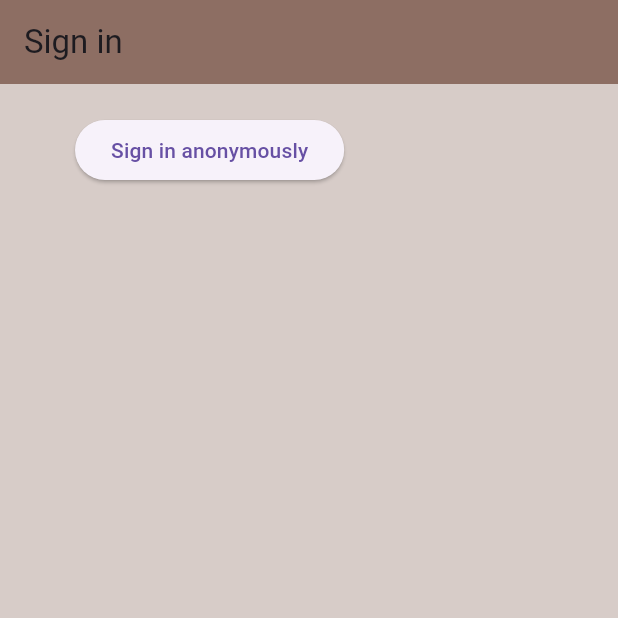
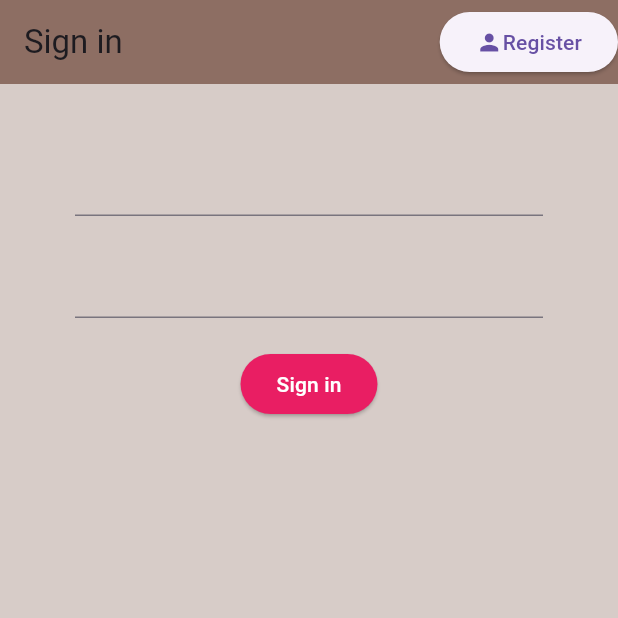
Before and after one commit to MiltiadisR/CapstoneProject, a Flutter app: the screen it shows after launch, on a phone screen of 412 x 824 dp, the top half of it. Run offline on Flutter 3.47's test engine with Material 3 defaults, Android fonts, the phone set to English and light mode, and no system bars; our stand-ins replace firebase_auth, firebase_core, table_calendar; missing offline and left inert: icalendar_parser, paged_vertical_calendar; accounts and stored records are empty.

Commit message:
sign in register sign out

```diff
--- a/main/lib/main.dart
+++ b/main/lib/main.dart
@@ -1,8 +1,13 @@
+import 'package:firebase_auth/firebase_auth.dart';
 import 'package:firebase_core/firebase_core.dart';
 import 'package:flutter/foundation.dart';
 import 'package:flutter/material.dart';
+import 'package:main/models/user.dart';
+import 'package:main/servises/auth.dart';
+import 'package:provider/provider.dart';
 import 'screens/Wrapper.dart';
 import 'package:main/constants.dart';
+import 'package:provider/provider.dart';
 
 void main() async {
   WidgetsFlutterBinding.ensureInitialized();
@@ -33,11 +38,15 @@ class MyApp extends StatefulWidget {
 }
 
 class _MyAppState extends State<MyApp> {
-  // This widget is the root of your application.
   @override
   Widget build(BuildContext context) {
-    return const MaterialApp(
-        debugShowCheckedModeBanner: false, // hides the debug banner
-        home: Wrapper());
+    return StreamProvider<CustomUser?>.value(
+      value: AuthService().userStream,
+      initialData: null,
+      child: MaterialApp(
+        debugShowCheckedModeBanner: false,
+        home: Wrapper(),
+      ),
+    );
   }
 }
--- a/main/lib/screens/Authenticate/authenticate.dart
+++ b/main/lib/screens/Authenticate/authenticate.dart
@@ -1,4 +1,5 @@
 import 'package:flutter/material.dart';
+import 'package:main/screens/Authenticate/register.dart';
 import 'package:main/screens/Authenticate/sign_in.dart';
 
 class Authenticate extends StatefulWidget {
@@ -9,10 +10,18 @@ class Authenticate extends StatefulWidget {
 }
 
 class _AuthenticateState extends State<Authenticate> {
+  bool showSignin = true;
+  void toggleView() {
+    setState(
+        () => showSignin = !showSignin); // it get the reverse of what it is
+  }
+
   @override
   Widget build(BuildContext context) {
-    return Container(
-      child: SignIn(),
-    );
+    if (showSignin) {
+      return SignIn(toggleView: toggleView);
+    } else {
+      return Register(toggleView: toggleView);
+    }
   }
 }
--- a/main/lib/screens/Authenticate/sign_in.dart
+++ b/main/lib/screens/Authenticate/sign_in.dart
@@ -2,7 +2,9 @@ import 'package:flutter/material.dart';
 import 'package:main/servises/auth.dart';
 
 class SignIn extends StatefulWidget {
-  const SignIn({super.key});
+  final Function toggleView;
+
+  const SignIn({Key? key, required this.toggleView}) : super(key: key);
 
   @override
   State<SignIn> createState() => _SignInState();
@@ -10,6 +12,10 @@ class SignIn extends StatefulWidget {
 
 class _SignInState extends State<SignIn> {
   final AuthService _auth = AuthService();
+
+  // text field state
+  String email = '';
+  String password = '';
 
   @override
   Widget build(BuildContext context) {
@@ -19,22 +25,74 @@ class _SignInState extends State<SignIn> {
         backgroundColor: Colors.brown[400],
         elevation: 0.0,
         title: Text("Sign in"),
+        actions: [
+          ElevatedButton(
+              onPressed: () {
+                widget.toggleView(); // Call toggleView function
+              },
+              child: Row(
+                children: [Icon(Icons.person), Text('Register')],
+              ))
+        ],
       ),
       body: Container(
-        padding: EdgeInsets.symmetric(vertical: 20, horizontal: 50),
-        child: ElevatedButton(
-          child: Text("Sign in anonymously"),
-          onPressed: () async {
-            dynamic result = await _auth.signInAnon();
-            if (result == null) {
-              print('error sighing in');
-            } else {
-              print('Signed in');
-              print(result.uid);
-            }
-          },
-        ),
-      ),
+          padding: EdgeInsets.symmetric(vertical: 20, horizontal: 50),
+          child: Form(
+              child: Column(
+                  children: List.of(
+            [
+              SizedBox(
+                height: 20,
+              ),
+              TextFormField(
+                onChanged: (val) {
+                  setState(() => email = val);
+                },
+              ),
+              SizedBox(
+                height: 20,
+              ),
+              TextFormField(
+                obscureText: true,
+                onChanged: (val) {
+                  setState(() => password = val);
+                },
+              ),
+              SizedBox(
+                height: 20,
+              ),
+              ElevatedButton(
+                onPressed: () async {
+                  print(email);
+                  print(password);
+                },
+                child: Text(
+                  'Sign in',
+                  style: TextStyle(color: Colors.white),
+                ),
+                style: ButtonStyle(
+                  backgroundColor: MaterialStateProperty.all<Color>(
+                      Colors.pink), // Change to the desired color
+                ),
+              )
+            ],
+          )))),
     );
   }
 }
+
+
+
+
+//ElevatedButton(
+//          child: Text("Sign in anonymously"),
+//          onPressed: () async {
+//            dynamic result = await _auth.signInAnon();
+//            if (result == null) {
+//              print('error sighing in');
+//            } else {
+//              print('Signed in');
+//              print(result.uid);
+//            }
+//          },
+//        ),
--- a/main/lib/screens/Wrapper.dart
+++ b/main/lib/screens/Wrapper.dart
@@ -1,11 +1,23 @@
 import 'package:flutter/material.dart';
+import 'package:main/Calendar_View_1.dart';
 import 'package:main/Screens/Authenticate/authenticate.dart';
+import 'package:main/models/user.dart';
+import 'package:provider/provider.dart';
+
+import '../All Screen.dart';
 
 class Wrapper extends StatelessWidget {
   const Wrapper({super.key});
 
   @override
   Widget build(BuildContext context) {
-    return Authenticate();
+    final user = Provider.of<CustomUser?>(context);
+    print(user);
+
+    if (user == null) {
+      return Authenticate();
+    } else {
+      return MyAppExtention();
+    }
   }
 }
--- a/main/pubspec.yaml
+++ b/main/pubspec.yaml
@@ -45,6 +45,7 @@ dependencies:
   firebase_core: ^2.24.0
   firebase_auth: ^4.15.0
   cloud_firestore: ^4.13.3
+  provider: ^6.1.1
 
 dev_dependencies:
   flutter_test:
```
Also changed, not shown: main/lib/All Screen.dart (+22 -1 lines), main/lib/screens/Authenticate/register.dart (added, +116 -0 lines), main/lib/screens/home/Home.dart (+16 -1 lines), main/lib/servises/auth.dart (+17 -2 lines), main/pubspec.lock.
